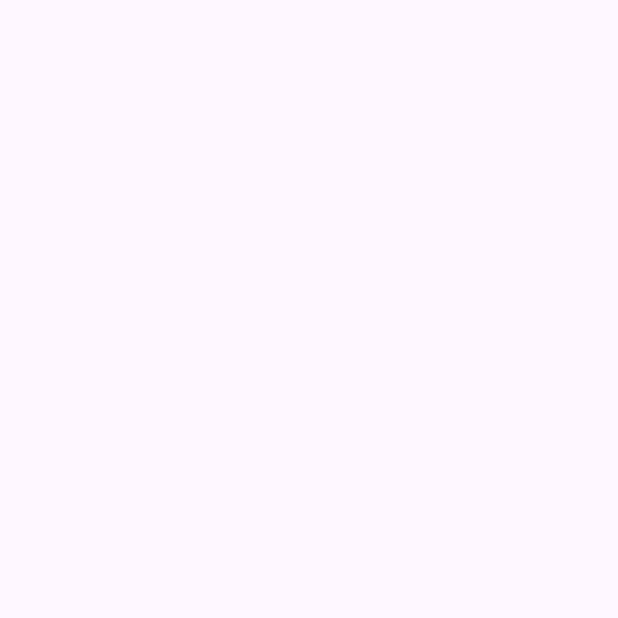
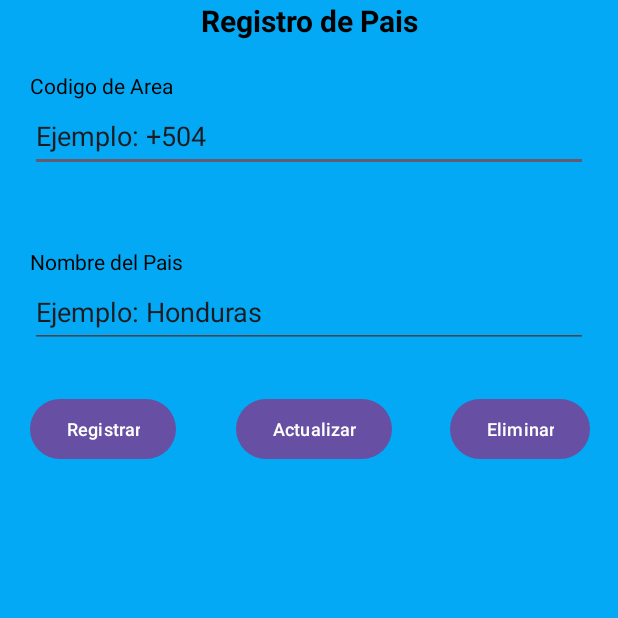
Before and after one commit to HeberGonzalez28/PM1E1206, an Android app: the ActivityPais screen opened directly, with no data from a screen before it, on a phone screen of 412 x 824 dp, the top half of it. Before the commit the part shown is empty. Run offline under Robolectric (Android 15) with nearby library versions, the phone set to English and light mode, and no system bars.

Commit message:
Avances 22:35 horas

```diff
--- a/app/src/main/res/layout/activity_contacto.xml
+++ b/app/src/main/res/layout/activity_contacto.xml
@@ -27,6 +27,7 @@
         android:layout_marginStart="20dp"
         android:layout_marginTop="52dp"
         android:layout_marginEnd="50dp"
+        android:background="@color/material_dynamic_neutral70"
         android:contentDescription="TODO"
         app:layout_constraintEnd_toEndOf="parent"
         app:layout_constraintHorizontal_bias="0.0"
@@ -162,6 +163,7 @@
         android:background="#009688"
         android:ems="10"
         android:inputType="text"
+        android:textAlignment="center"
         android:textColor="@color/black"
         app:layout_constraintEnd_toEndOf="parent"
         app:layout_constraintStart_toStartOf="parent"
--- a/app/src/main/res/layout/activity_list.xml
+++ b/app/src/main/res/layout/activity_list.xml
@@ -11,7 +11,7 @@
         <ListView
             android:id="@+id/idListContactos"
             android:layout_width="match_parent"
-            android:layout_height="528dp" />
+            android:layout_height="459dp" />
 
         <Button
             android:id="@+id/btncompartir"
--- a/app/src/main/res/layout/activity_pais.xml
+++ b/app/src/main/res/layout/activity_pais.xml
@@ -4,6 +4,106 @@
     xmlns:tools="http://schemas.android.com/tools"
     android:layout_width="match_parent"
     android:layout_height="match_parent"
+    android:background="#03A9F4"
     tools:context=".ActivityPais">
 
+    <TextView
+        android:id="@+id/textView6"
+        android:layout_width="0dp"
+        android:layout_height="wrap_content"
+        android:layout_marginStart="50dp"
+        android:layout_marginEnd="50dp"
+        android:text="Registro de Pais"
+        android:textAlignment="center"
+        android:textColor="@color/black"
+        android:textSize="20sp"
+        android:textStyle="bold"
+        app:layout_constraintEnd_toEndOf="parent"
+        app:layout_constraintStart_toStartOf="parent"
+        app:layout_constraintTop_toTopOf="parent" />
+
+    <TextView
+        android:id="@+id/textView7"
+        android:layout_width="wrap_content"
+        android:layout_height="wrap_content"
+        android:layout_marginStart="20dp"
+        android:layout_marginTop="20dp"
+        android:text="Codigo de Area"
+        android:textColor="@color/black"
+        app:layout_constraintStart_toStartOf="parent"
+        app:layout_constraintTop_toBottomOf="@+id/textView6" />
+
+    <EditText
+        android:id="@+id/txtcodarea"
+        android:layout_width="0dp"
+        android:layout_height="wrap_content"
+        android:layout_marginStart="20dp"
+        android:layout_marginEnd="20dp"
+        android:ems="10"
+        android:inputType="text"
+        android:minHeight="48dp"
+        android:text="@string/ejemcod"
+        app:layout_constraintEnd_toEndOf="parent"
+        app:layout_constraintStart_toStartOf="parent"
+        app:layout_constraintTop_toBottomOf="@+id/textView7" />
+
+    <TextView
+        android:id="@+id/textView8"
+        android:layout_width="wrap_content"
+        android:layout_height="wrap_content"
+        android:layout_marginStart="20dp"
+        android:layout_marginTop="50dp"
+        android:text="Nombre del Pais"
+        android:textColor="@color/black"
+        app:layout_constraintStart_toStartOf="parent"
+        app:layout_constraintTop_toBottomOf="@+id/txtcodarea" />
+
+    <EditText
+        android:id="@+id/editTextText2"
+        android:layout_width="0dp"
+        android:layout_height="wrap_content"
+        android:layout_marginStart="20dp"
+        android:layout_marginEnd="20dp"
+        android:ems="10"
+        android:inputType="text"
+        android:minHeight="48dp"
+        android:text="@string/ejempais"
+        app:layout_constraintEnd_toEndOf="parent"
+        app:layout_constraintStart_toStartOf="parent"
+        app:layout_constraintTop_toBottomOf="@+id/textView8" />
+
+    <Button
+        android:id="@+id/btnsavepais"
+        android:layout_width="wrap_content"
+        android:layout_height="wrap_content"
+        android:layout_marginStart="20dp"
+        android:layout_marginTop="30dp"
+        android:text="@string/savepais"
+        android:textSize="12sp"
+        app:layout_constraintStart_toStartOf="parent"
+        app:layout_constraintTop_toBottomOf="@+id/editTextText2" />
+
+    <Button
+        android:id="@+id/btnupdatepais"
+        android:layout_width="wrap_content"
+        android:layout_height="wrap_content"
+        android:layout_marginStart="40dp"
+        android:layout_marginTop="30dp"
+        android:text="@string/updatepais"
+        android:textSize="12sp"
+        app:layout_constraintStart_toEndOf="@+id/btnsavepais"
+        app:layout_constraintTop_toBottomOf="@+id/editTextText2" />
+
+    <Button
+        android:id="@+id/btnelimpais"
+        android:layout_width="wrap_content"
+        android:layout_height="wrap_content"
+        android:layout_marginStart="40dp"
+        android:layout_marginTop="30dp"
+        android:layout_marginEnd="20dp"
+        android:text="@string/eliminarpais"
+        android:textSize="12sp"
+        app:layout_constraintEnd_toEndOf="parent"
+        app:layout_constraintStart_toEndOf="@+id/btnupdatepais"
+        app:layout_constraintTop_toBottomOf="@+id/editTextText2" />
 </androidx.constraintlayout.widget.ConstraintLayout>
--- a/app/src/main/res/values/strings.xml
+++ b/app/src/main/res/values/strings.xml
@@ -9,4 +9,9 @@
     <string name="verimagen">Ver Imagen</string>
     <string name="eliminarcont">Eliminar Contacto</string>
     <string name="actualizarcont">Actualizar Contacto</string>
+    <string name="ejemcod">Ejemplo: +504</string>
+    <string name="ejempais">Ejemplo: Honduras</string>
+    <string name="savepais">Registrar</string>
+    <string name="updatepais">Actualizar</string>
+    <string name="eliminarpais">Eliminar</string>
 </resources>
```
Also changed, not shown: app/src/main/java/Models/Pais.java (+11 -1 lines), app/src/main/java/com/example/pm1e1206/ActivityContacto.java (+153 -4 lines).
